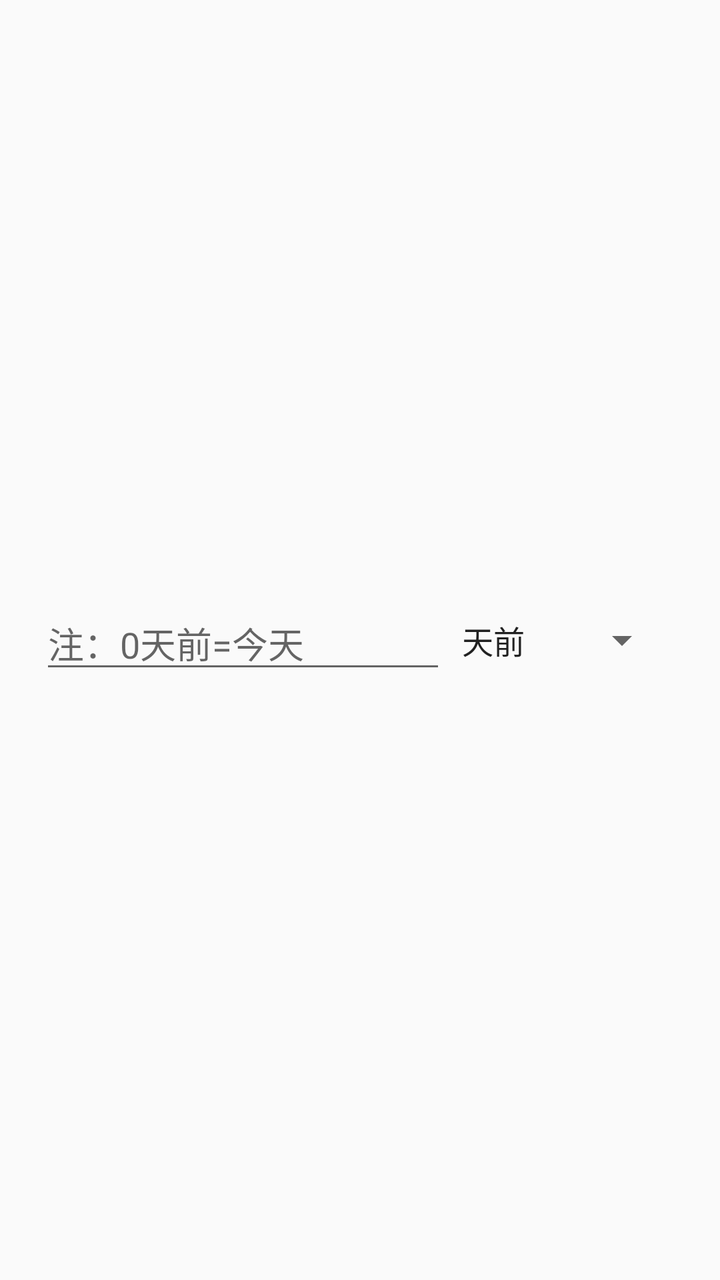
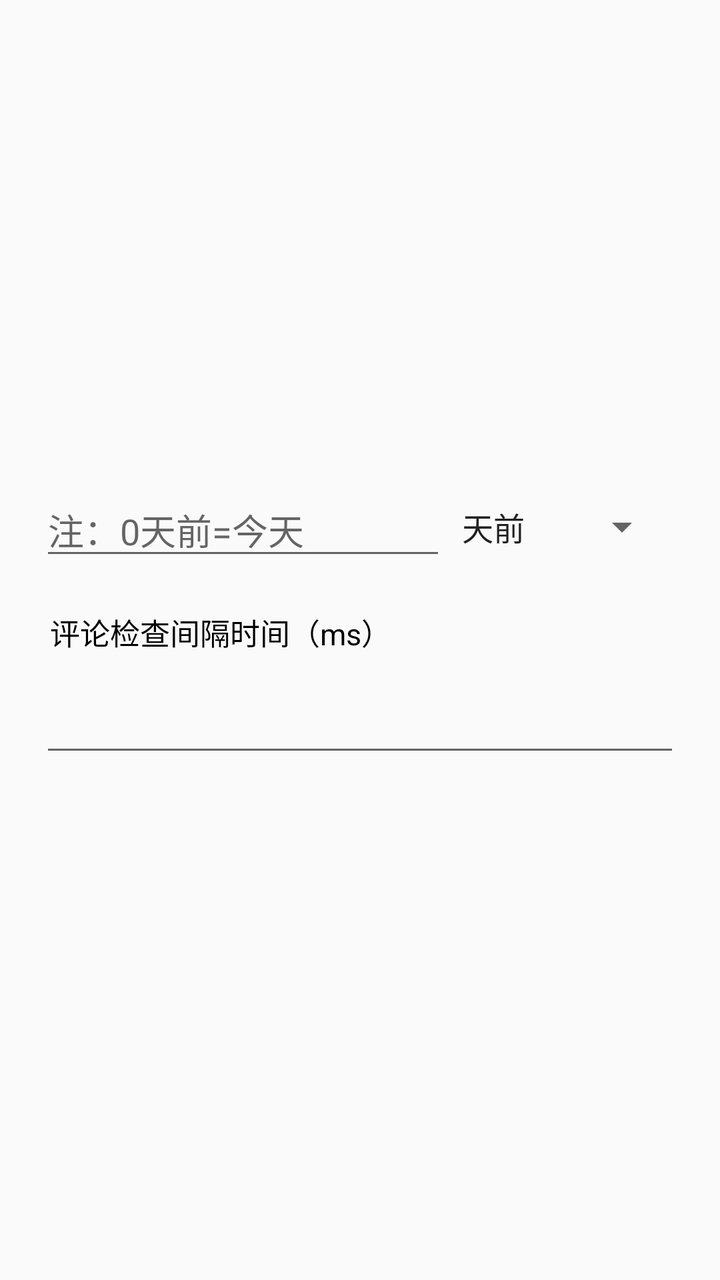

Compare the two renders of this Android layout. The source of the first and the diff that turns it into the second are given below.
<!-- AndroidManifest.xml: application theme Theme.BiliSendCommAntifraud.HasActionBar -->
<!-- res/layout/dialog_batch_recheck_start.xml -->
<?xml version="1.0" encoding="utf-8"?>

<LinearLayout xmlns:android="http://schemas.android.com/apk/res/android"
    android:layout_width="match_parent"
    android:layout_height="wrap_content"
    android:gravity="center"
    android:orientation="horizontal">
    <EditText
        android:id="@+id/edit_text"
        android:layout_weight="1"
        android:layout_width="0dp"
        android:inputType="number"
        android:hint="注：0天前=今天"
        android:layout_height="wrap_content"
        android:layout_marginStart="20dp"
        android:layout_marginTop="15dp"
        android:layout_marginBottom="15dp" />
    <Spinner
        android:id="@+id/spinner_before_by"
        android:layout_width="wrap_content"
        android:layout_height="match_parent"
        android:layout_marginEnd="25dp"
        android:entries="@array/spinner_before_by_array"
         />

</LinearLayout>
<!-- resources referenced by this layout -->
<resources>
  <string-array name="spinner_before_by_array">
          <item>天前</item>
          <item>小时前</item>
          <item>条前</item>
      </string-array>
  <style name="Theme.BiliSendCommAntifraud.HasActionBar" parent="Theme.AppCompat.DayNight.DarkActionBar">
          
          <item name="colorPrimary">@color/pink</item>
          <item name="colorPrimaryDark">@color/pink</item>
          <item name="titleTextColor">@color/white</item>
          <item name="windowActionBar">true</item>
          <item name="colorAccent">@color/pink</item>
          <item name="android:textCursorDrawable">@drawable/custom_cursor</item>
      </style>
  <color name="pink">#ff679a</color>
  <color name="white">#FFFFFFFF</color>
  <!-- drawable custom_cursor (drawable) -->
  <shape xmlns:android="http://schemas.android.com/apk/res/android">
      <size android:width="1dp" />
      <solid android:color="@color/blue" />
  </shape>
  <color name="blue">#03A9F4</color>
</resources>

<!-- the commit's change to res/layout/dialog_batch_recheck_start.xml (unified diff, before → after) -->
@@ -4,23 +4,52 @@
     android:layout_width="match_parent"
     android:layout_height="wrap_content"
     android:gravity="center"
-    android:orientation="horizontal">
-    <EditText
-        android:id="@+id/edit_text"
-        android:layout_weight="1"
-        android:layout_width="0dp"
-        android:inputType="number"
-        android:hint="注：0天前=今天"
+    android:orientation="vertical">
+    <LinearLayout
+        android:layout_width="match_parent"
         android:layout_height="wrap_content"
-        android:layout_marginStart="20dp"
-        android:layout_marginTop="15dp"
-        android:layout_marginBottom="15dp" />
-    <Spinner
-        android:id="@+id/spinner_before_by"
-        android:layout_width="wrap_content"
-        android:layout_height="match_parent"
-        android:layout_marginEnd="25dp"
-        android:entries="@array/spinner_before_by_array"
-         />
+        android:orientation="horizontal">
+        <EditText
+            android:id="@+id/edit_text"
+            android:layout_weight="1"
+            android:layout_width="0dp"
+            android:inputType="number"
+            android:hint="注：0天前=今天"
+            android:layout_height="wrap_content"
+            android:layout_marginStart="20dp"
+             />
+        <Spinner
+            android:id="@+id/spinner_before_by"
+            android:layout_width="wrap_content"
+            android:layout_height="match_parent"
+            android:layout_marginEnd="25dp"
+            android:entries="@array/spinner_before_by_array"
+            />
+    </LinearLayout>
+
+
+    <LinearLayout
+        android:layout_width="match_parent"
+        android:layout_height="wrap_content"
+        android:orientation="vertical"
+        android:layout_marginTop="20dp">
+        <TextView
+            android:layout_width="wrap_content"
+            android:layout_height="wrap_content"
+            android:layout_marginLeft="25dp"
+            android:textColor="@color/dark_font"
+            android:textSize="15sp"
+            android:text="评论检查间隔时间（ms）"/>
+        <EditText
+            android:id="@+id/edit_batch_check_interval"
+            android:layout_width="match_parent"
+            android:layout_height="wrap_content"
+            android:inputType="number"
+            android:layout_marginLeft="20dp"
+            android:layout_marginRight="20dp"
+            android:layout_marginTop="15dp"
+            android:layout_marginBottom="15dp"/>
+    </LinearLayout>
+
 
 </LinearLayout>
<!-- resource entries referenced after the edit -->
@@ -5,6 +5,7 @@
           <item>小时前</item>
           <item>条前</item>
       </string-array>
+  <color name="dark_font">#000000</color>
   <style name="Theme.BiliSendCommAntifraud.HasActionBar" parent="Theme.AppCompat.DayNight.DarkActionBar">
           
           <item name="colorPrimary">@color/pink</item>
